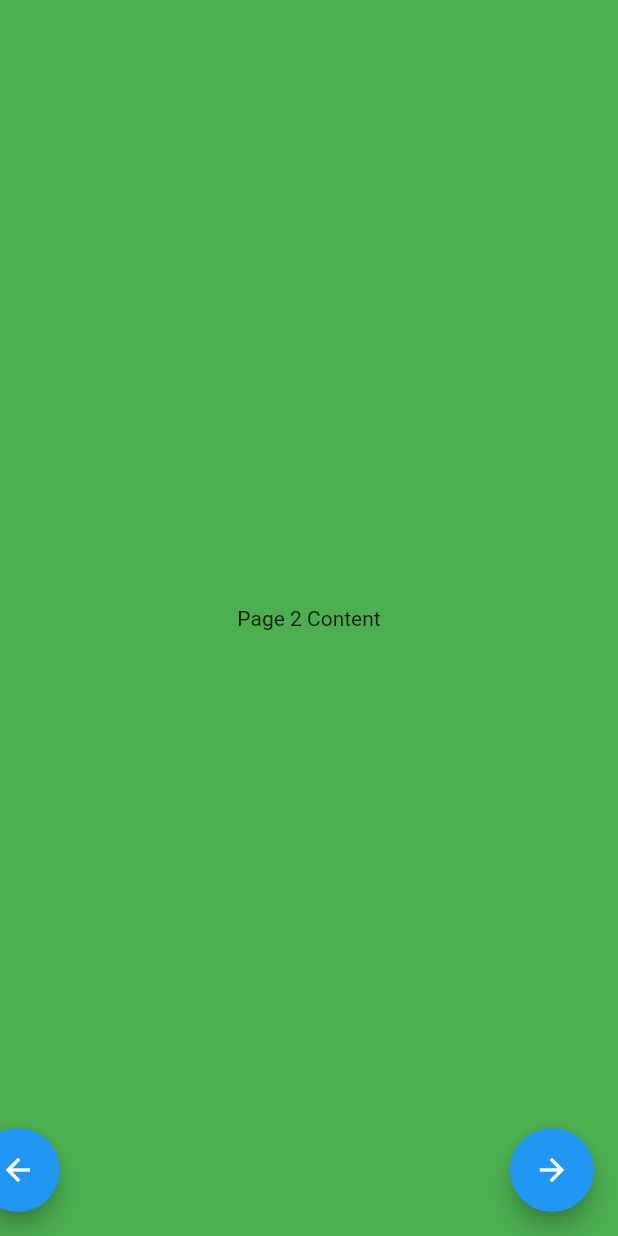
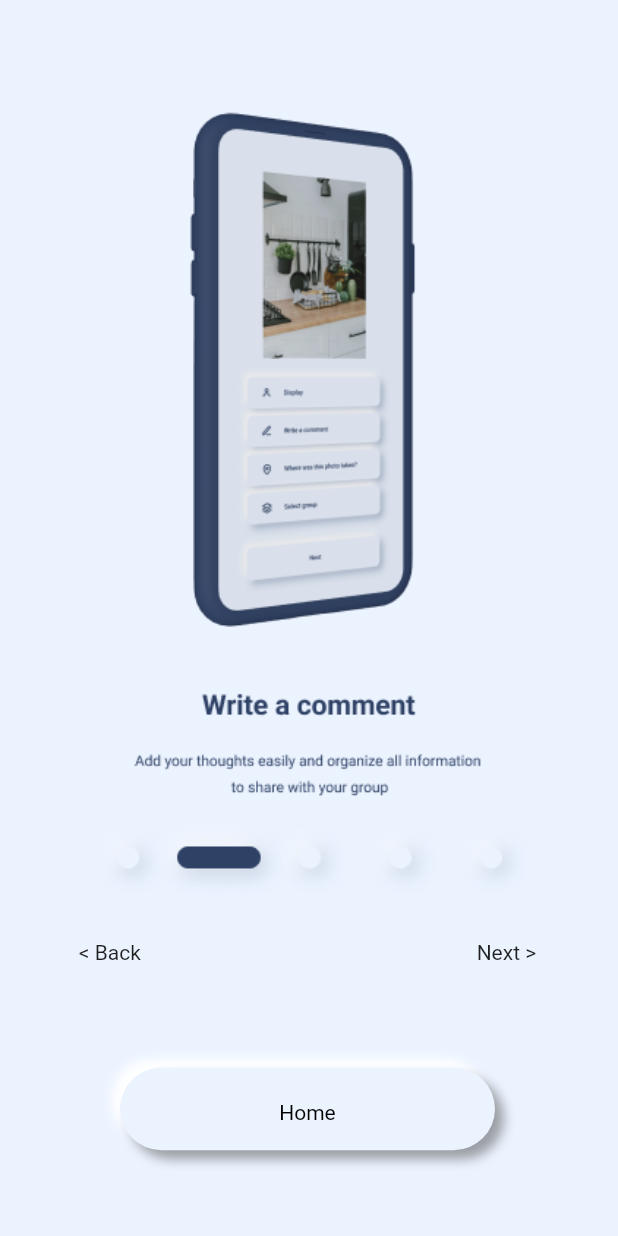
Before and after one commit to funglobaldesign/Nokosu2023-Frontend, a Flutter app: the TutorialScreen screen opened directly, swiped to page 2, on a phone screen of 412 x 824 dp. Run offline on Flutter 3.47's test engine with Material 2 defaults, Android fonts, the phone set to English and light mode, and no system bars; our stand-ins replace camera, flutter_inset_box_shadow, flutter_svg, fluttertoast, geocoding, geolocator and 4 more; missing offline and left inert: gallery_saver_plus; accounts and stored records are empty; generated files the repository leaves out were written again; network calls fail.

```diff
--- /dev/null
+++ b/lib/Components/Tutorial/page.dart
@@ -0,0 +1,23 @@
+import 'package:flutter/material.dart';
+import 'package:nokosu2023/utils/constants.dart';
+
+class TPage extends StatelessWidget {
+  final String img;
+  const TPage({
+    Key? key,
+    required this.img,
+  }) : super(key: key);
+
+  @override
+  Widget build(BuildContext context) {
+    return Scaffold(
+      backgroundColor: ThemeColours.bgBlueWhite,
+      body: Center(
+        child: Image.asset(
+          img,
+          fit: BoxFit.contain,
+        ),
+      ),
+    );
+  }
+}
--- a/lib/Components/Tutorial/page1.dart
+++ /dev/null
@@ -1,15 +0,0 @@
-import 'package:flutter/material.dart';
-
-class Page1 extends StatelessWidget {
-  const Page1({Key? key}) : super(key: key);
-
-  @override
-  Widget build(BuildContext context) {
-    return Container(
-      color: Colors.blue,
-      child: Center(
-        child: Text('Page 1 Content'),
-      ),
-    );
-  }
-}
--- a/lib/Components/Tutorial/page2.dart
+++ /dev/null
@@ -1,15 +0,0 @@
-import 'package:flutter/material.dart';
-
-class Page2 extends StatelessWidget {
-  const Page2({Key? key}) : super(key: key);
-
-  @override
-  Widget build(BuildContext context) {
-    return Container(
-      color: Colors.green,
-      child: Center(
-        child: Text('Page 2 Content'),
-      ),
-    );
-  }
-}
--- a/lib/Components/Tutorial/page3.dart
+++ /dev/null
@@ -1,15 +0,0 @@
-import 'package:flutter/material.dart';
-
-class Page3 extends StatelessWidget {
-  const Page3({Key? key}) : super(key: key);
-
-  @override
-  Widget build(BuildContext context) {
-    return Container(
-      color: Colors.orange,
-      child: Center(
-        child: Text('Page 3 Content'),
-      ),
-    );
-  }
-}
--- a/lib/Screens/tutorial.dart
+++ b/lib/Screens/tutorial.dart
@@ -1,8 +1,9 @@
 import 'package:flutter/material.dart';
-import 'package:nokosu2023/Components/Tutorial/page1.dart';
-import 'package:nokosu2023/Components/Tutorial/page2.dart';
-import 'package:nokosu2023/Components/Tutorial/page3.dart';
+import 'package:nokosu2023/Components/Tutorial/page.dart';
+import 'package:nokosu2023/Components/button_submit.dart';
+import 'package:flutter_gen/gen_l10n/app_localizations.dart';
 import 'package:nokosu2023/utils/static_functions.dart';
+import 'package:nokosu2023/utils/constants.dart';
 
 class TutorialScreen extends StatefulWidget {
   const TutorialScreen({Key? key}) : super(key: key);
@@ -13,6 +14,13 @@ class TutorialScreen extends StatefulWidget {
 class TutorialScreenState extends State<TutorialScreen> {
   late PageController _pageController;
   int currentPage = 0;
+  late AppLocalizations locale;
+
+  @override
+  void didChangeDependencies() {
+    super.didChangeDependencies();
+    locale = AppLocalizations.of(context)!;
+  }
 
   @override
   void initState() {
@@ -22,6 +30,8 @@ class TutorialScreenState extends State<TutorialScreen> {
 
   @override
   Widget build(BuildContext context) {
+    double height = MediaQuery.of(context).size.height;
+    double width = MediaQuery.of(context).size.width;
     return Scaffold(
       body: PageView(
         controller: _pageController,
@@ -30,43 +40,67 @@ class TutorialScreenState extends State<TutorialScreen> {
             currentPage = page;
           });
         },
-        children: [
-          Page1(),
-          Page2(),
-          Page3(),
+        children: const [
+          TPage(
+            img: Imgs.p1,
+          ),
+          TPage(
+            img: Imgs.p2,
+          ),
+          TPage(
+            img: Imgs.p3,
+          ),
+          TPage(
+            img: Imgs.p4,
+          ),
+          TPage(
+            img: Imgs.p5,
+          ),
         ],
       ),
-      floatingActionButton: Row(
-        mainAxisAlignment: MainAxisAlignment.spaceBetween,
+      floatingActionButton: Container(
+        margin: const EdgeInsets.only(left: 15),
+        child: Stack(
           children: [
-          if (currentPage != 0)
-            FloatingActionButton(
-              onPressed: () {
+            Positioned(
+                left: width * 0.13,
+                bottom: height * 0.2,
+                child: GestureDetector(
+                  onTap: () {
                     _pageController.previousPage(
-                  duration: Duration(milliseconds: 500),
+                      duration: const Duration(milliseconds: 300),
                       curve: Curves.easeInOut,
                     );
                   },
-              child: Icon(Icons.arrow_back),
-            ),
-          if (currentPage != 2)
-            FloatingActionButton(
-              onPressed: () {
+                  child: const Text('< Back'),
+                )),
+            Positioned(
+              right: width * 0.13 - 15,
+              bottom: height * 0.2,
+              child: GestureDetector(
+                onTap: () {
                   _pageController.nextPage(
-                  duration: Duration(milliseconds: 500),
-                  curve: Curves.easeInOut,
+                    duration: const Duration(milliseconds: 300),
+                    curve: Curves.bounceIn,
                   );
                 },
-              child: Icon(Icons.arrow_forward),
+                child: const Text('Next >'),
               ),
-          if (currentPage == 2)
-            FloatingActionButton(
+            ),
+            Positioned(
+              width: width,
+              bottom: height * 0.05,
+              child: Center(
+                child: ButtonSubmit(
+                  text: locale.home,
                   onPressed: () {
                     RedirectFunctions.redirectHome(context);
                   },
-              child: Icon(Icons.home),
+                ),
+              ),
             ),
           ],
+        ),
       ),
     );
   }
--- a/lib/utils/constants.dart
+++ b/lib/utils/constants.dart
@@ -81,6 +81,13 @@ abstract class CustIcons {
 abstract class Imgs {
   static const String folder = 'assets/imgs/folder.png';
   static const String pfp = 'assets/imgs/pfp.png';
+  static const String logo = 'assets/imgs/pfp.png';
+
+  static const String p1 = 'assets/imgs/tutorial/1.png';
+  static const String p2 = 'assets/imgs/tutorial/2.png';
+  static const String p3 = 'assets/imgs/tutorial/3.png';
+  static const String p4 = 'assets/imgs/tutorial/4.png';
+  static const String p5 = 'assets/imgs/tutorial/5.png';
 }
 
 abstract class DeviseMemory {
--- a/pubspec.yaml
+++ b/pubspec.yaml
@@ -48,6 +48,7 @@ flutter:
   assets:
     - assets/icons/
     - assets/imgs/
+    - assets/imgs/tutorial/
 
 flutter_launcher_icons:
   android: true
```
Also changed, not shown: assets/imgs/tutorial/1.png (added), assets/imgs/tutorial/2.png (added), assets/imgs/tutorial/3.png (added), assets/imgs/tutorial/4.png (added), assets/imgs/tutorial/5.png (added). Lines whose indentation alone changed are shown as unchanged.
